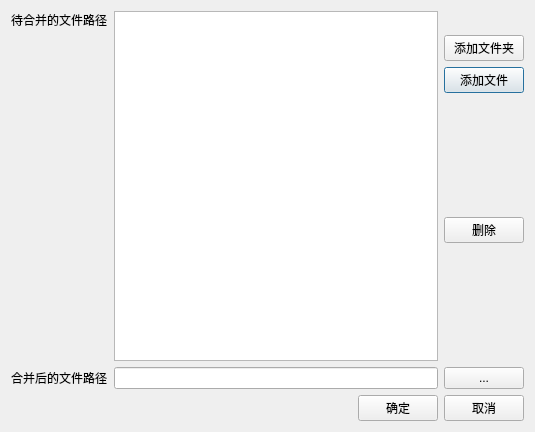
The window that FileWrapper/dlgmergefile.ui (lujiajingcn/FileWrapper) describes before a commit, drawn with Qt 5.
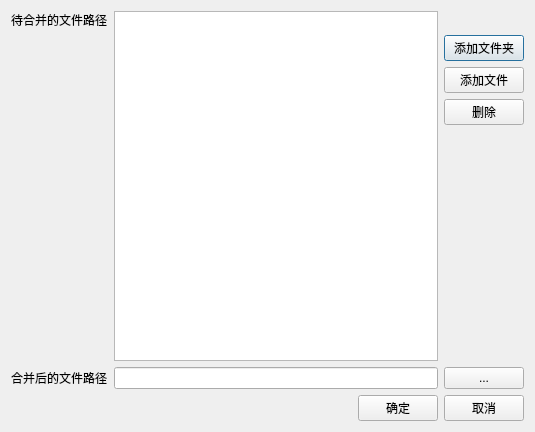
The same window after the commit.

Commit message: 1.去掉多余按钮。 2.调整合并界面中的按钮布局。

Diff of the .ui file:
```diff
--- a/FileWrapper/dlgmergefile.ui
+++ b/FileWrapper/dlgmergefile.ui
@@ -39,33 +39,6 @@
          </item>
          <item row="1" column="2">
           <layout class="QGridLayout" name="gridLayout_2">
-           <item row="1" column="0">
-            <widget class="QPushButton" name="btnAddFile">
-             <property name="text">
-              <string>添加文件</string>
-             </property>
-            </widget>
-           </item>
-           <item row="3" column="0">
-            <widget class="QPushButton" name="btnDelete">
-             <property name="text">
-              <string>删除</string>
-             </property>
-            </widget>
-           </item>
-           <item row="2" column="0">
-            <spacer name="verticalSpacer">
-             <property name="orientation">
-              <enum>Qt::Vertical</enum>
-             </property>
-             <property name="sizeHint" stdset="0">
-              <size>
-               <width>20</width>
-               <height>40</height>
-              </size>
-             </property>
-            </spacer>
-           </item>
            <item row="0" column="0">
             <widget class="QPushButton" name="btnAddDir">
              <property name="text">
@@ -73,7 +46,7 @@
              </property>
             </widget>
            </item>
-           <item row="4" column="0">
+           <item row="3" column="0">
             <spacer name="verticalSpacer_2">
              <property name="orientation">
               <enum>Qt::Vertical</enum>
@@ -86,6 +59,20 @@
              </property>
             </spacer>
            </item>
+           <item row="2" column="0">
+            <widget class="QPushButton" name="btnDelete">
+             <property name="text">
+              <string>删除</string>
+             </property>
+            </widget>
+           </item>
+           <item row="1" column="0">
+            <widget class="QPushButton" name="btnAddFile">
+             <property name="text">
+              <string>添加文件</string>
+             </property>
+            </widget>
+           </item>
           </layout>
          </item>
         </layout>
```
Left out of the diff: 8 changed lines with no effect on the pictures. The commit also changes 1 other file.
